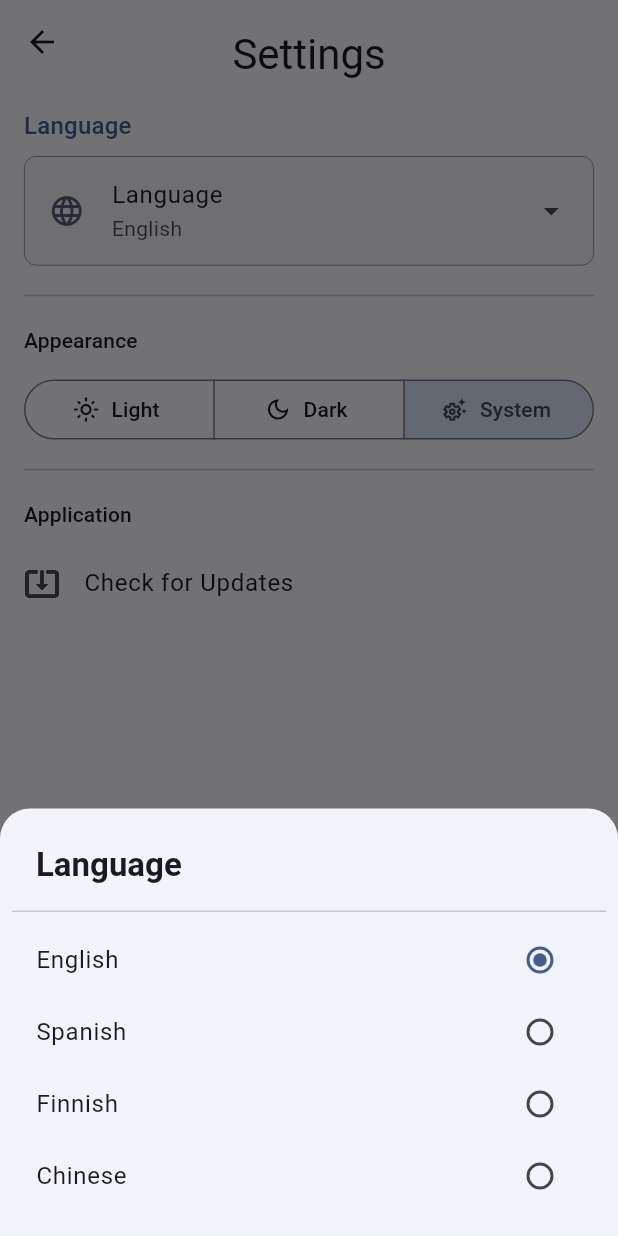
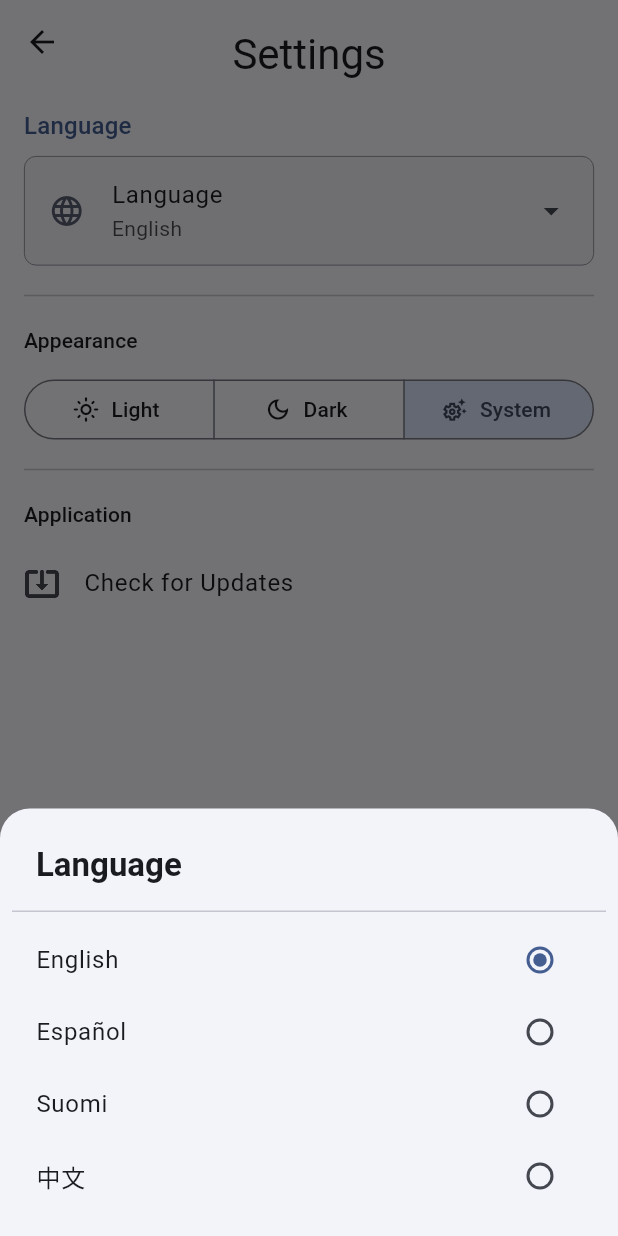
Before and after one commit to FlamingWater35/QuickScan, a Flutter app: the SettingsScreen screen opened directly, after a tap on "Language", on a phone screen of 412 x 824 dp. Run offline on Flutter 3.47's test engine with Material 3 defaults, Android fonts, the phone set to English and light mode, and no system bars; our stand-ins replace device_info_plus, file_picker, flutter_riverpod, image_picker, open_filex, package_info_plus and 2 more; missing offline and left inert: mobile_scanner; accounts and stored records are empty.

Commit message:
Update localization

```diff
--- a/lib/l10n/app_en.arb
+++ b/lib/l10n/app_en.arb
@@ -7,22 +7,6 @@
     "languageSectionTitle": "Language",
     "@languageSectionTitle": {
         "description": "For language setting"
-    },
-    "englishLanguage": "English",
-    "@englishLanguage": {
-        "description": "The English language"
-    },
-    "spanishLanguage": "Spanish",
-    "@spanishLanguage": {
-        "description": "The Spanish language"
-    },
-    "finnishLanguage": "Finnish",
-    "@finnishLanguage": {
-        "description": "The Finnish language"
-    },
-    "chineseLanguage": "Chinese",
-    "@chineseLanguage": {
-        "description": "The Chinese language"
     },
     "scannerTabLabel": "Camera",
     "@scannerTabLabel": {
--- a/lib/l10n/app_es.arb
+++ b/lib/l10n/app_es.arb
@@ -2,10 +2,6 @@
     "@@locale": "es",
     "appTitle": "Escáner Simple",
     "languageSectionTitle": "Idioma",
-    "englishLanguage": "Inglés",
-    "spanishLanguage": "Español",
-    "finnishLanguage": "Finlandés",
-    "chineseLanguage": "Chino",
     "scannerTabLabel": "Cámara",
     "fileTabLabel": "Archivo",
     "settingsTabLabel": "Configuración",
--- a/lib/l10n/app_fi.arb
+++ b/lib/l10n/app_fi.arb
@@ -2,10 +2,6 @@
     "@@locale": "fi",
     "appTitle": "Yksinkertainen Skanneri",
     "languageSectionTitle": "Kieli",
-    "englishLanguage": "Englanti",
-    "spanishLanguage": "Espanja",
-    "finnishLanguage": "Suomi",
-    "chineseLanguage": "Kiina",
     "scannerTabLabel": "Kamera",
     "fileTabLabel": "Tiedosto",
     "settingsTabLabel": "Asetukset",
--- a/lib/l10n/app_localizations.dart
+++ b/lib/l10n/app_localizations.dart
@@ -110,30 +110,6 @@ abstract class AppLocalizations {
   /// In en, this message translates to:
   /// **'Language'**
   String get languageSectionTitle;
-
-  /// The English language
-  ///
-  /// In en, this message translates to:
-  /// **'English'**
-  String get englishLanguage;
-
-  /// The Spanish language
-  ///
-  /// In en, this message translates to:
-  /// **'Spanish'**
-  String get spanishLanguage;
-
-  /// The Finnish language
-  ///
-  /// In en, this message translates to:
-  /// **'Finnish'**
-  String get finnishLanguage;
-
-  /// The Chinese language
-  ///
-  /// In en, this message translates to:
-  /// **'Chinese'**
-  String get chineseLanguage;
 
   /// Label for the camera tab in the app's navigation
   ///
--- a/lib/l10n/app_localizations_en.dart
+++ b/lib/l10n/app_localizations_en.dart
@@ -13,18 +13,6 @@ class AppLocalizationsEn extends AppLocalizations {
 
   @override
   String get languageSectionTitle => 'Language';
-
-  @override
-  String get englishLanguage => 'English';
-
-  @override
-  String get spanishLanguage => 'Spanish';
-
-  @override
-  String get finnishLanguage => 'Finnish';
-
-  @override
-  String get chineseLanguage => 'Chinese';
 
   @override
   String get scannerTabLabel => 'Camera';
--- a/lib/l10n/app_zh.arb
+++ b/lib/l10n/app_zh.arb
@@ -2,10 +2,6 @@
     "@@locale": "zh",
     "appTitle": "简易扫描器",
     "languageSectionTitle": "语言",
-    "englishLanguage": "英语",
-    "spanishLanguage": "西班牙语",
-    "finnishLanguage": "芬兰",
-    "chineseLanguage": "中文",
     "scannerTabLabel": "相机",
     "fileTabLabel": "文件",
     "settingsTabLabel": "设置",
--- a/lib/screens/settings_screen.dart
+++ b/lib/screens/settings_screen.dart
@@ -72,13 +72,13 @@ class _SettingsScreenState extends ConsumerState<SettingsScreen> {
   String _getLanguageName(Locale locale, AppLocalizations l10n) {
     switch (locale.languageCode) {
       case 'en':
-        return l10n.englishLanguage;
+        return 'English';
       case 'es':
-        return l10n.spanishLanguage;
+        return 'Español';
       case 'fi':
-        return l10n.finnishLanguage;
+        return 'Suomi';
       case 'zh':
-        return l10n.chineseLanguage;
+        return '中文';
       default:
         return locale.languageCode.toUpperCase();
     }
```
Also changed, not shown: lib/l10n/app_localizations_es.dart (+0 -12 lines), lib/l10n/app_localizations_fi.dart (+0 -12 lines), lib/l10n/app_localizations_zh.dart (+0 -12 lines).
